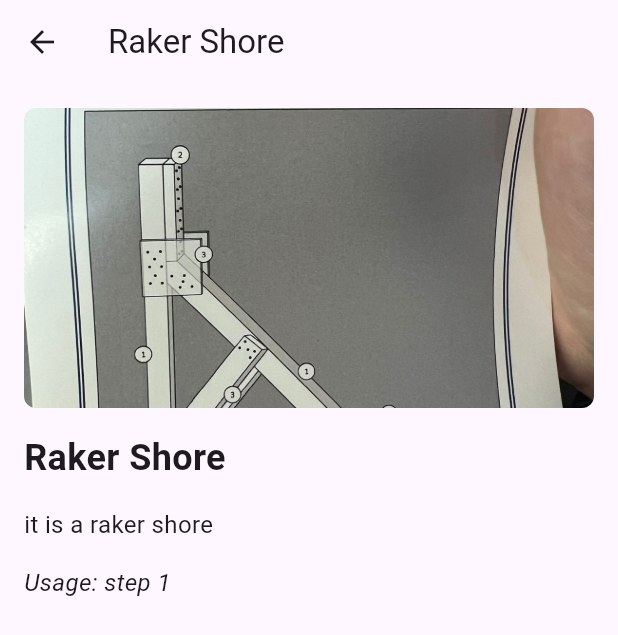
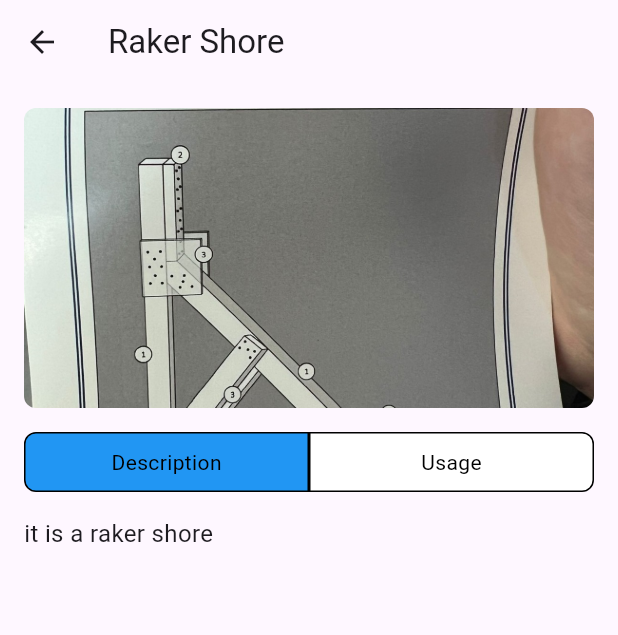
Before and after one commit to DivyWaren/shoring_for_dummies, a Flutter app: the screen it shows after launch, after a tap on "Raker Shore", on a phone screen of 412 x 824 dp. Shown: the top 635 px of the screen. Run offline on Flutter 3.47's test engine with Material 3 defaults, Android fonts, the phone set to English and light mode, and no system bars; generated files the repository leaves out were written again.

Commit message:
updated item details and item details view
- added usage details for raker shore, double raker shore and window shore
- added "Description" and "Usage" buttons in item details view

```diff
--- a/lib/src/data/data.dart
+++ b/lib/src/data/data.dart
@@ -3,25 +3,36 @@ const shoringTypes = [
     'title': 'Raker Shore',
     'image': 'assets/images/raker_shore.jpg',
     'description': 'it is a raker shore',
-    'usage': 'step 1'
+    'usage':
+      '''Step 1: Use 3 x (4" x 4") to erect 1 x wall plate, 1 x sole plate and 1 x raker
+      \nStep 2: Attach 2 x (4" x 2") cleats and wedge 1 x (4" x 2") at the sole plate
+      \nStep 3: Secure the shore using 4 x (12" x 12") gussets and 2 x (6" x 12") ½ gussets and 2 x (4" x 2") for midpoint braces
+      '''
   },
   {
     'title': 'Double Raker Shore',
     'image': 'assets/images/double_raker_shore.jpg',
     'description': 'it is a double raker shore',
-    'usage': 'step 1'
+    'usage':
+      '''Step 1: Construct 2 x raker shores
+      \nStep 2: Secure the shores using 4 x (4" x 2") braces to enhance the length
+      '''
   },
   {
     'title': 'Window Shore',
     'image': 'assets/images/window_shore.jpg',
     'description': 'it is a window shore',
-    'usage': 'step 1'
+    'usage':
+      '''Step 1: Use 4 x (4" x 4") to erect 2 x vertical posts and 2 x horizontal beams
+      \nStep 2: Wedge the 3 x corners using 4 x (4" x 2" x 12")
+      \nStep 3: Attach 4 x (4" x 2") cleats and nail them in place
+      '''
   },
   {
     'title': 'T-Shore',
     'image': 'assets/images/t_shore.jpg',
     'description': 'it is a t-shore',
-    'usage': 'step 1'
+    'usage': 'Step 1:'
   },
 ];
 
--- a/lib/src/sample_feature/sample_item_details_view.dart
+++ b/lib/src/sample_feature/sample_item_details_view.dart
@@ -1,26 +1,38 @@
 import 'package:flutter/material.dart';
 
 /// Displays detailed information about a SampleItem.
-class SampleItemDetailsView extends StatelessWidget {
+class SampleItemDetailsView extends StatefulWidget {
   const SampleItemDetailsView({super.key});
 
   static const routeName = '/sample_item';
 
+  // Creates a mutable state for the widget
+  @override
+  State<SampleItemDetailsView> createState() => _SampleItemDetailsViewState();
+}
+
+// The state class for the SampleItemDetailsView widget
+class _SampleItemDetailsViewState extends State<SampleItemDetailsView> {
+  // To keep track of the selected button (0: Description, 1: Usage)
+  int selectedIndex = 0;
+
   @override
   Widget build(BuildContext context) {
-    // Retrieves the item passed as an argument
+    // Retrieves item data through the navigation route
     final item = ModalRoute.of(context)?.settings.arguments as Map<String, String>;
+    final hasUsage = item.containsKey('usage') && item['usage'] != null;
 
     return Scaffold(
       appBar: AppBar(
         title: Text(item['title'] ?? 'Item Details'),
       ),
-      body: Padding(
+      body: SingleChildScrollView( // Widget to allow its child widget to be scrollable
+        child: Padding(
           padding: const EdgeInsets.all(16.0),
           child: Column(
             crossAxisAlignment: CrossAxisAlignment.start,
             children: [
-            // Display the image
+              // Display the image with rounded corners
               ClipRRect(
                 borderRadius: BorderRadius.circular(8.0),
                 child: Image.asset(
@@ -31,24 +43,89 @@ class SampleItemDetailsView extends StatelessWidget {
                 ),
               ),
               const SizedBox(height: 16),
-            // Display the title
-            Text(
-              item['title'] ?? '',
-              style: const TextStyle(fontSize: 24, fontWeight: FontWeight.bold),
+
+              // Full-width buttons
+              Container(
+                width: double.infinity,
+                child: Row(
+                  children: [
+                    // Description Button
+                    Expanded(
+                      child: GestureDetector(
+                        onTap: () {
+                          setState(() {
+                            selectedIndex = 0;
+                          });
+                        },
+                        child: Container(
+                          height: 40,
+                          decoration: BoxDecoration(
+                            color: selectedIndex == 0 ? Colors.blue : Colors.white,
+                            borderRadius: const BorderRadius.only(
+                              topLeft: Radius.circular(8),
+                              bottomLeft: Radius.circular(8),
+                            ),
+                            border: Border.all(color: Colors.black),
+                          ),
+                          alignment: Alignment.center,
+                          child: const Text(
+                            'Description',
+                            style: TextStyle(
+                              color: Colors.black,
+                            ),
+                          ),
+                        ),
+                      ),
+                    ),
+
+                    // Usage Button
+                    Expanded(
+                      child: GestureDetector(
+                        onTap: () {
+                          if (hasUsage) {
+                            setState(() {
+                              selectedIndex = 1;
+                            });
+                          }
+                        },
+                        child: Container(
+                          height: 40,
+                          decoration: BoxDecoration(
+                            color: selectedIndex == 1 ? Colors.blue : Colors.white,
+                            borderRadius: const BorderRadius.only(
+                              topRight: Radius.circular(8),
+                              bottomRight: Radius.circular(8),
+                            ),
+                            border: Border.all(color: Colors.black),
+                          ),
+                          alignment: Alignment.center,
+                          child: Text(
+                            'Usage',
+                            style: TextStyle(
+                              color: hasUsage ? Colors.black : Colors.grey,
+                            ),
+                          ),
+                        ),
+                      ),
+                    ),
+                  ],
+                ),
               ),
               const SizedBox(height: 16),
-            // Display the description
+
+              // Display content based on the selected index
+              if (selectedIndex == 0)
                 Text(
-              item['description'] ?? '',
+                  item['description'] ?? 'No description available.',
+                  style: const TextStyle(fontSize: 16),
+                )
+              else
+                Text(
+                  item['usage'] ?? 'No usage details available.',
                   style: const TextStyle(fontSize: 16),
                 ),
-            const SizedBox(height: 16),
-            // Display the usage
-            Text(
-              'Usage: ${item['usage'] ?? ''}',
-              style: const TextStyle(fontSize: 16, fontStyle: FontStyle.italic),
+            ],
           ),
-          ],
         ),
       ),
     );
```
Lines whose indentation alone changed are shown as unchanged.
